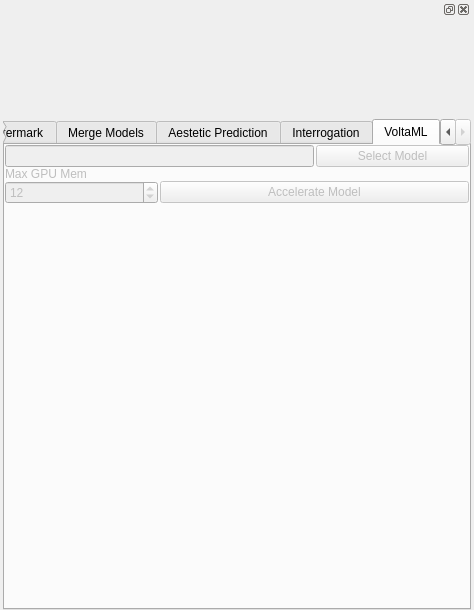
Old version of the form frontend/ui/img_lab.ui in the repository XmYx/ainodes-pyside.
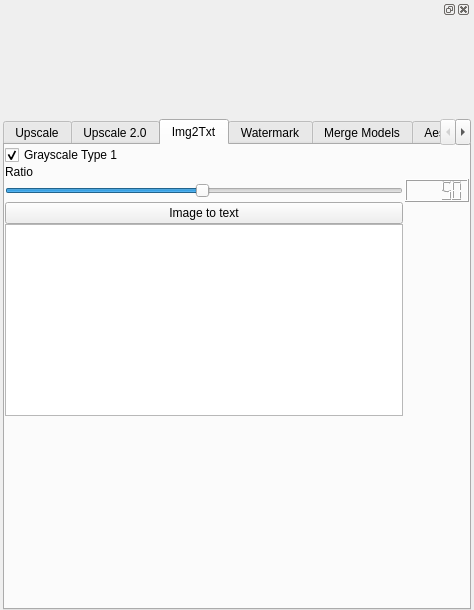
New version of the form. The open tabs and pages were chosen to show the change.

The edit to the form file:
```diff
--- a/frontend/ui/img_lab.ui
+++ b/frontend/ui/img_lab.ui
@@ -116,8 +116,11 @@
             <property name="enabled">
              <bool>true</bool>
             </property>
+            <property name="toolTip">
+             <string>Is taking a lot of memory, maybe not usefull right now. It does need more that 24GB VRam to upscale a 512x512 image. So you have to use much smaler source images to getz it working on a RTX3090 orRTX 4090</string>
+            </property>
             <property name="currentIndex">
-             <number>0</number>
+             <number>2</number>
             </property>
             <widget class="QWidget" name="Upscale">
              <attribute name="title">
@@ -519,17 +522,7 @@
                 <property name="verticalSpacing">
                  <number>0</number>
                 </property>
-                <item row="0" column="0">
-                 <widget class="QCheckBox" name="grayscaleType">
-                  <property name="text">
-                   <string>Grayscale Type 1</string>
-                  </property>
-                  <property name="checked">
-                   <bool>true</bool>
-                  </property>
-                 </widget>
-                </item>
-                <item row="4" column="0">
+                <item row="5" column="0">
                  <spacer name="verticalSpacer_2">
                   <property name="orientation">
                    <enum>Qt::Vertical</enum>
@@ -542,6 +535,22 @@
                   </property>
                  </spacer>
                 </item>
+                <item row="2" column="0">
+                 <widget class="QSlider" name="img2txtRatio">
+                  <property name="minimum">
+                   <number>1</number>
+                  </property>
+                  <property name="maximum">
+                   <number>100</number>
+                  </property>
+                  <property name="value">
+                   <number>50</number>
+                  </property>
+                  <property name="orientation">
+                   <enum>Qt::Horizontal</enum>
+                  </property>
+                 </widget>
+                </item>
                 <item row="3" column="0">
                  <widget class="QPushButton" name="startImgToTxt">
                   <property name="text">
@@ -549,29 +558,6 @@
                   </property>
                  </widget>
                 </item>
-                <item row="2" column="0">
-                 <widget class="QSlider" name="img2txtRatio">
-                  <property name="minimum">
-                   <number>1</number>
-                  </property>
-                  <property name="maximum">
-                   <number>100</number>
-                  </property>
-                  <property name="value">
-                   <number>50</number>
-                  </property>
-                  <property name="orientation">
-                   <enum>Qt::Horizontal</enum>
-                  </property>
-                 </widget>
-                </item>
-                <item row="1" column="0">
-                 <widget class="QLabel" name="label_4">
-                  <property name="text">
-                   <string>Ratio</string>
-                  </property>
-                 </widget>
-                </item>
                 <item row="2" column="1">
                  <widget class="QLCDNumber" name="img2txtRatioNumber">
                   <property name="intValue" stdset="0">
@@ -579,6 +565,33 @@
                   </property>
                  </widget>
                 </item>
+                <item row="1" column="0">
+                 <widget class="QLabel" name="label_4">
+                  <property name="text">
+                   <string>Ratio</string>
+                  </property>
+                 </widget>
+                </item>
+                <item row="0" column="0">
+                 <widget class="QCheckBox" name="grayscaleType">
+                  <property name="text">
+                   <string>Grayscale Type 1</string>
+                  </property>
+                  <property name="checked">
+                   <bool>true</bool>
+                  </property>
+                 </widget>
+                </item>
+                <item row="4" column="0">
+                 <widget class="QTextEdit" name="image_text_output">
+                  <property name="lineWrapMode">
+                   <enum>QTextEdit::NoWrap</enum>
+                  </property>
+                  <property name="textInteractionFlags">
+                   <set>Qt::TextSelectableByKeyboard|Qt::TextSelectableByMouse</set>
+                  </property>
+                 </widget>
+                </item>
                </layout>
               </item>
              </layout>
@@ -1032,84 +1045,6 @@
               </item>
              </layout>
             </widget>
-            <widget class="QWidget" name="tab_3">
-             <property name="enabled">
-              <bool>false</bool>
-             </property>
-             <attribute name="title">
-              <string>VoltaML</string>
-             </attribute>
-             <layout class="QGridLayout" name="gridLayout">
-              <property name="leftMargin">
-               <number>0</number>
-              </property>
-              <property name="topMargin">
-               <number>0</number>
-              </property>
-              <property name="rightMargin">
-               <number>0</number>
-              </property>
-              <property name="bottomMargin">
-               <number>0</number>
-              </property>
-              <property name="horizontalSpacing">
-               <number>2</number>
-              </property>
-              <property name="verticalSpacing">
-               <number>0</number>
-              </property>
-              <item row="2" column="0">
-               <widget class="QSpinBox" name="max_gpu_memory">
-                <property name="minimum">
-                 <number>4</number>
-                </property>
-                <property name="maximum">
-                 <number>80</number>
-                </property>
-                <property name="value">
-                 <number>12</number>
-                </property>
-               </widget>
-              </item>
-              <item row="3" column="1">
-               <spacer name="verticalSpacer_7">
-                <property name="orientation">
-                 <enum>Qt::Vertical</enum>
-                </property>
-                <property name="sizeHint" stdset="0">
-                 <size>
-                  <width>20</width>
-                  <height>40</height>
-                 </size>
-                </property>
-               </spacer>
-              </item>
-              <item row="2" column="1" colspan="2">
-               <widget class="QPushButton" name="run_volta_accel">
-                <property name="text">
-                 <string>Accelerate Model</string>
-                </property>
-               </widget>
-              </item>
-              <item row="0" column="0" colspan="2">
-               <widget class="QLineEdit" name="accel_path"/>
-              </item>
-              <item row="0" column="2">
-               <widget class="QPushButton" name="selected_model">
-                <property name="text">
-                 <string>Select Model</string>
-                </property>
-               </widget>
-              </item>
-              <item row="1" column="0">
-               <widget class="QLabel" name="label_14">
-                <property name="text">
-                 <string>Max GPU Mem</string>
-                </property>
-               </widget>
-              </item>
-             </layout>
-            </widget>
            </widget>
           </item>
          </layout>
```
